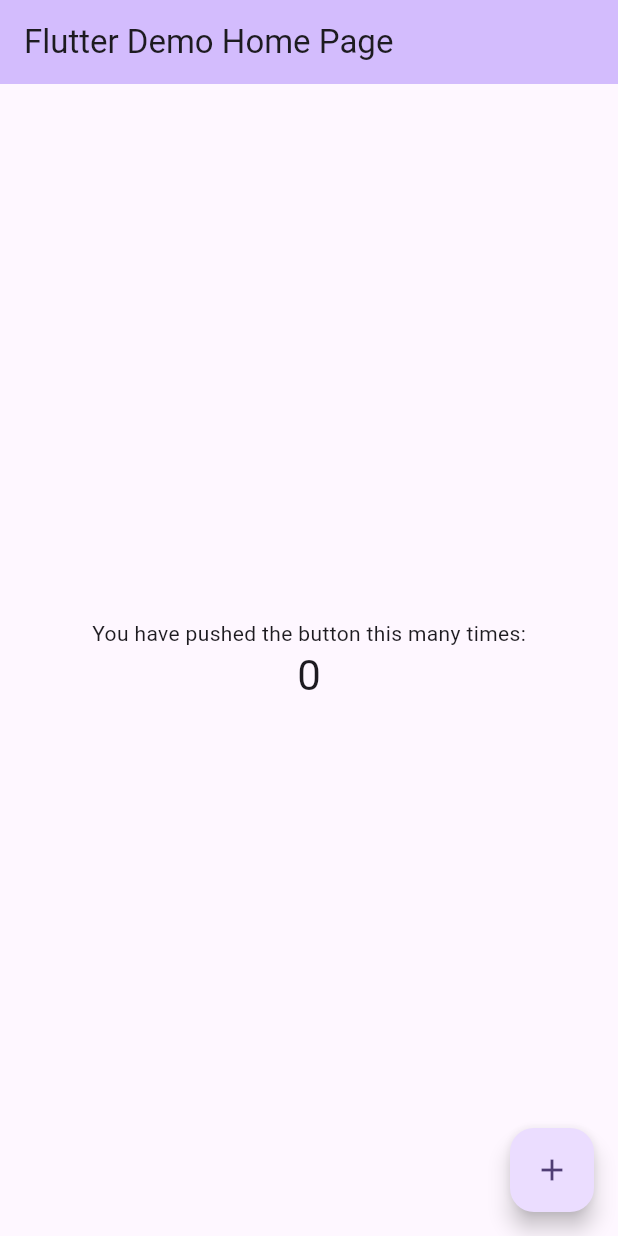
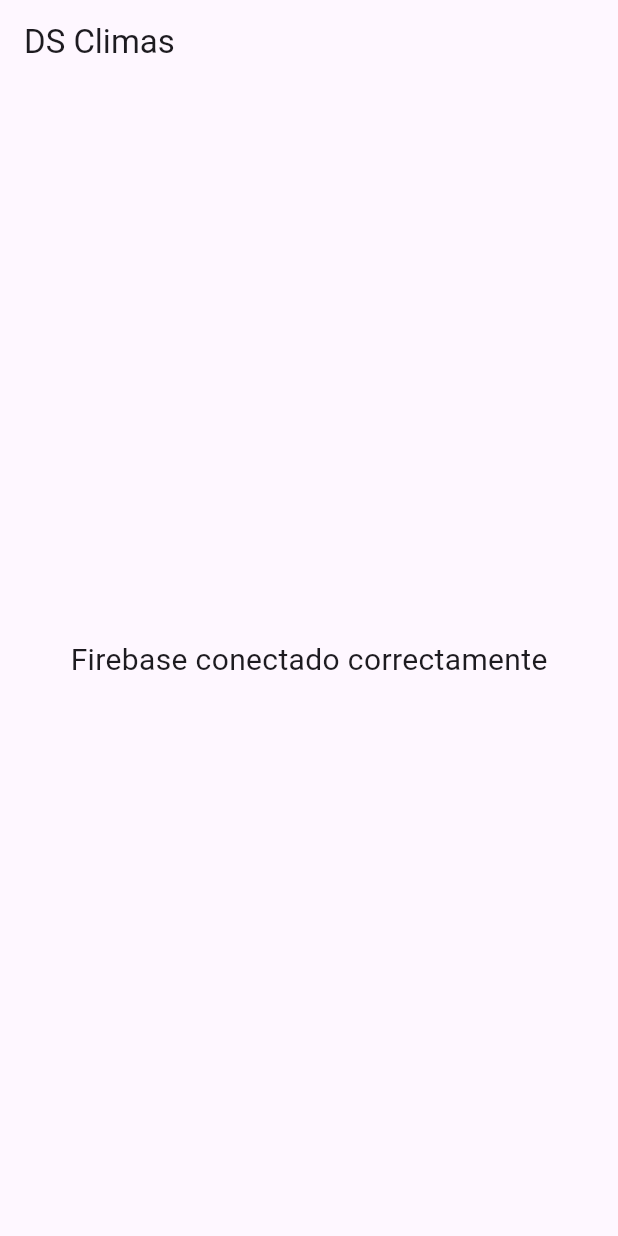
Before and after one commit to KennbyGlez/DSClimas, a Flutter app: the screen it shows after launch, on a phone screen of 412 x 824 dp. Run offline on Flutter 3.47's test engine with Material 3 defaults, Android fonts, the phone set to English and light mode, and no system bars; our stand-ins replace firebase_core; accounts and stored records are empty.

Commit message:
Conexion con firebase

```diff
--- a/gestion_ds_climas/lib/main.dart
+++ b/gestion_ds_climas/lib/main.dart
@@ -1,121 +1,36 @@
+import 'package:firebase_core/firebase_core.dart';
 import 'package:flutter/material.dart';
 
-void main() {
-  runApp(const MyApp());
+import 'firebase_options.dart';
+
+Future<void> main() async {
+  WidgetsFlutterBinding.ensureInitialized();
+
+  await Firebase.initializeApp(
+    options: DefaultFirebaseOptions.currentPlatform,
+  );
+
+  runApp(const DSClimasApp());
 }
 
-class MyApp extends StatelessWidget {
-  const MyApp({super.key});
+class DSClimasApp extends StatelessWidget {
+  const DSClimasApp({super.key});
 
-  // This widget is the root of your application.
   @override
   Widget build(BuildContext context) {
     return MaterialApp(
-      title: 'Flutter Demo',
-      theme: ThemeData(
-        // This is the theme of your application.
-        //
-        // TRY THIS: Try running your application with "flutter run". You'll see
-        // the application has a purple toolbar. Then, without quitting the app,
-        // try changing the seedColor in the colorScheme below to Colors.green
-        // and then invoke "hot reload" (save your changes or press the "hot
-        // reload" button in a Flutter-supported IDE, or press "r" if you used
-        // the command line to start the app).
-        //
-        // Notice that the counter didn't reset back to zero; the application
-        // state is not lost during the reload. To reset the state, use hot
-        // restart instead.
-        //
-        // This works for code too, not just values: Most code changes can be
-        // tested with just a hot reload.
-        colorScheme: .fromSeed(seedColor: Colors.deepPurple),
-      ),
-      home: const MyHomePage(title: 'Flutter Demo Home Page'),
-    );
-  }
-}
-
-class MyHomePage extends StatefulWidget {
-  const MyHomePage({super.key, required this.title});
-
-  // This widget is the home page of your application. It is stateful, meaning
-  // that it has a State object (defined below) that contains fields that affect
-  // how it looks.
-
-  // This class is the configuration for the state. It holds the values (in this
-  // case the title) provided by the parent (in this case the App widget) and
-  // used by the build method of the State. Fields in a Widget subclass are
-  // always marked "final".
-
-  final String title;
-
-  @override
-  State<MyHomePage> createState() => _MyHomePageState();
-}
-
-class _MyHomePageState extends State<MyHomePage> {
-  int _counter = 0;
-
-  void _incrementCounter() {
-    setState(() {
-      // This call to setState tells the Flutter framework that something has
-      // changed in this State, which causes it to rerun the build method below
-      // so that the display can reflect the updated values. If we changed
-      // _counter without calling setState(), then the build method would not be
-      // called again, and so nothing would appear to happen.
-      _counter++;
-    });
-  }
-
-  @override
-  Widget build(BuildContext context) {
-    // This method is rerun every time setState is called, for instance as done
-    // by the _incrementCounter method above.
-    //
-    // The Flutter framework has been optimized to make rerunning build methods
-    // fast, so that you can just rebuild anything that needs updating rather
-    // than having to individually change instances of widgets.
-    return Scaffold(
-      appBar: AppBar(
-        // TRY THIS: Try changing the color here to a specific color (to
-        // Colors.amber, perhaps?) and trigger a hot reload to see the AppBar
-        // change color while the other colors stay the same.
-        backgroundColor: Theme.of(context).colorScheme.inversePrimary,
-        // Here we take the value from the MyHomePage object that was created by
-        // the App.build method, and use it to set our appbar title.
-        title: Text(widget.title),
-      ),
-      body: Center(
-        // Center is a layout widget. It takes a single child and positions it
-        // in the middle of the parent.
-        child: Column(
-          // Column is also a layout widget. It takes a list of children and
-          // arranges them vertically. By default, it sizes itself to fit its
-          // children horizontally, and tries to be as tall as its parent.
-          //
-          // Column has various properties to control how it sizes itself and
-          // how it positions its children. Here we use mainAxisAlignment to
-          // center the children vertically; the main axis here is the vertical
-          // axis because Columns are vertical (the cross axis would be
-          // horizontal).
-          //
-          // TRY THIS: Invoke "debug painting" (choose the "Toggle Debug Paint"
-          // action in the IDE, or press "p" in the console), to see the
-          // wireframe for each widget.
-          mainAxisAlignment: .center,
-          children: [
-            const Text('You have pushed the button this many times:'),
-            Text(
-              '$_counter',
-              style: Theme.of(context).textTheme.headlineMedium,
-            ),
-          ],
+      debugShowCheckedModeBanner: false,
+      title: 'DS Climas',
+      home: Scaffold(
+        appBar: AppBar(
+          title: const Text('DS Climas'),
         ),
-      ),
-      floatingActionButton: FloatingActionButton(
-        onPressed: _incrementCounter,
-        tooltip: 'Increment',
-        child: const Icon(Icons.add),
+        body: const Center(
+          child: Text(
+            'Firebase conectado correctamente',
+            style: TextStyle(fontSize: 20),
+          ),
+        ),
       ),
     );
   }
--- a/gestion_ds_climas/pubspec.yaml
+++ b/gestion_ds_climas/pubspec.yaml
@@ -34,6 +34,7 @@ dependencies:
   # The following adds the Cupertino Icons font to your application.
   # Use with the CupertinoIcons class for iOS style icons.
   cupertino_icons: ^1.0.8
+  firebase_core: ^4.13.0
 
 dev_dependencies:
   flutter_test:
```
Also changed, not shown: gestion_ds_climas/firebase.json (added), gestion_ds_climas/lib/firebase_options.dart (added), gestion_ds_climas/pubspec.lock, 6 other files.
